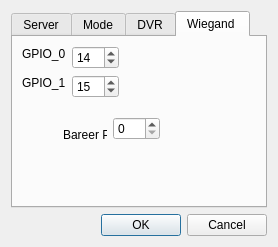
Baxulio/ParkingAS, file RpiClient/SettingsDialog.ui: the form before one commit.
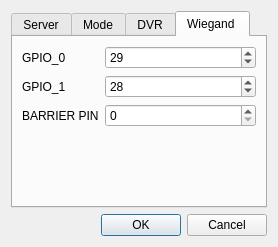
The form after the commit.

Diff of the .ui file:
```diff
--- a/RpiClient/SettingsDialog.ui
+++ b/RpiClient/SettingsDialog.ui
@@ -332,15 +332,9 @@
       <attribute name="title">
        <string>Wiegand </string>
       </attribute>
+      <layout class="QFormLayout" name="formLayout_3">
+       <item row="0" column="0">
       <widget class="QLabel" name="label_10">
-       <property name="geometry">
-        <rect>
-         <x>9</x>
-         <y>9</y>
-         <width>44</width>
-         <height>16</height>
-        </rect>
-       </property>
        <property name="text">
         <string>GPIO_0</string>
        </property>
@@ -348,15 +342,9 @@
         <cstring>server_port_spin_box</cstring>
        </property>
       </widget>
+       </item>
+       <item row="0" column="1">
       <widget class="QSpinBox" name="gpio_0_spin">
-       <property name="geometry">
-        <rect>
-         <x>59</x>
-         <y>9</y>
-         <width>47</width>
-         <height>23</height>
-        </rect>
-       </property>
        <property name="maximum">
         <number>35</number>
        </property>
@@ -364,18 +352,12 @@
         <number>1</number>
        </property>
        <property name="value">
-        <number>14</number>
-       </property>
-      </widget>
+          <number>29</number>
+         </property>
+        </widget>
+       </item>
+       <item row="1" column="0">
       <widget class="QLabel" name="label_11">
-       <property name="geometry">
-        <rect>
-         <x>9</x>
-         <y>38</y>
-         <width>44</width>
-         <height>16</height>
-        </rect>
-       </property>
        <property name="text">
         <string>GPIO_1</string>
        </property>
@@ -383,15 +365,9 @@
         <cstring>server_port_spin_box</cstring>
        </property>
       </widget>
+       </item>
+       <item row="1" column="1">
       <widget class="QSpinBox" name="gpio_1_spin">
-       <property name="geometry">
-        <rect>
-         <x>59</x>
-         <y>38</y>
-         <width>47</width>
-         <height>23</height>
-        </rect>
-       </property>
        <property name="maximum">
         <number>35</number>
        </property>
@@ -399,18 +375,22 @@
         <number>1</number>
        </property>
        <property name="value">
-        <number>15</number>
-       </property>
-      </widget>
+          <number>28</number>
+         </property>
+        </widget>
+       </item>
+       <item row="3" column="0">
+        <widget class="QLabel" name="label_12">
+         <property name="text">
+          <string>BARRIER PIN</string>
+         </property>
+         <property name="buddy">
+          <cstring>server_port_spin_box</cstring>
+         </property>
+        </widget>
+       </item>
+       <item row="3" column="1">
       <widget class="QSpinBox" name="bareerPin">
-       <property name="geometry">
-        <rect>
-         <x>100</x>
-         <y>80</y>
-         <width>47</width>
-         <height>23</height>
-        </rect>
-       </property>
        <property name="maximum">
         <number>35</number>
        </property>
@@ -421,22 +401,8 @@
         <number>0</number>
        </property>
       </widget>
-      <widget class="QLabel" name="label_12">
-       <property name="geometry">
-        <rect>
-         <x>50</x>
-         <y>90</y>
-         <width>44</width>
-         <height>16</height>
-        </rect>
-       </property>
-       <property name="text">
-        <string>Bareer Pin</string>
-       </property>
-       <property name="buddy">
-        <cstring>server_port_spin_box</cstring>
-       </property>
-      </widget>
+       </item>
+      </layout>
      </widget>
     </widget>
    </item>
```
Lines whose indentation alone changed are shown as unchanged.
